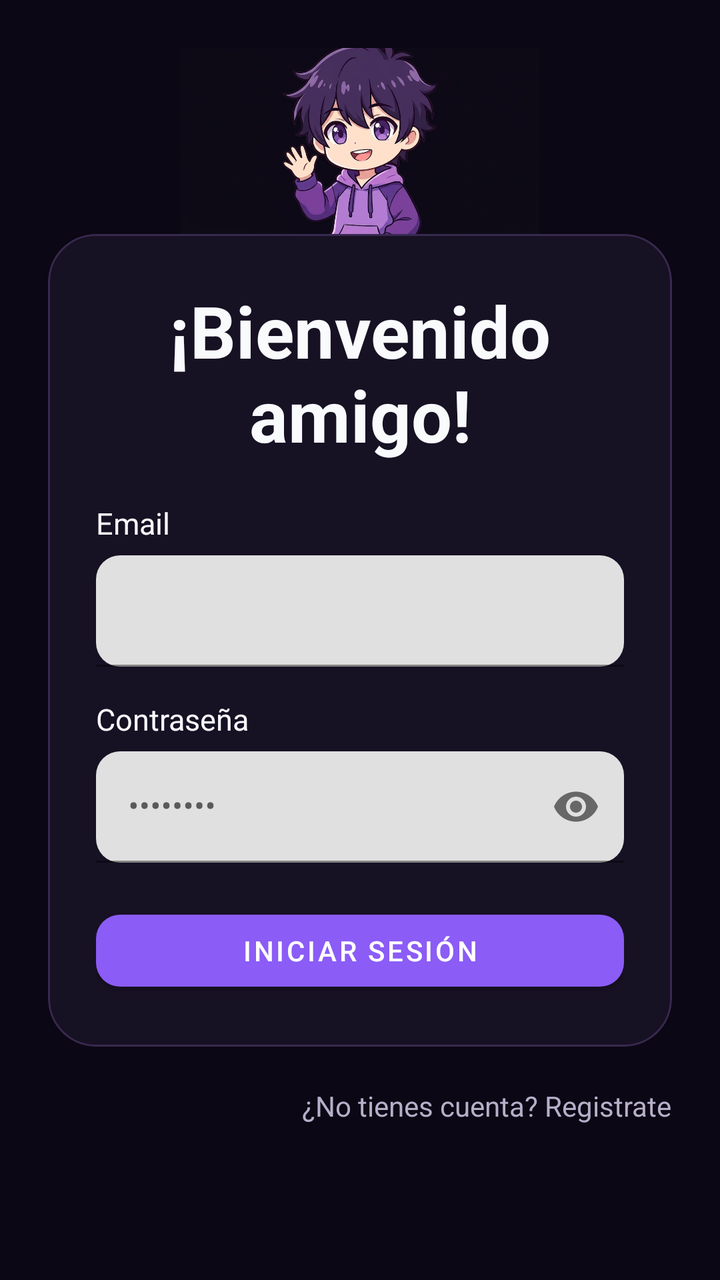
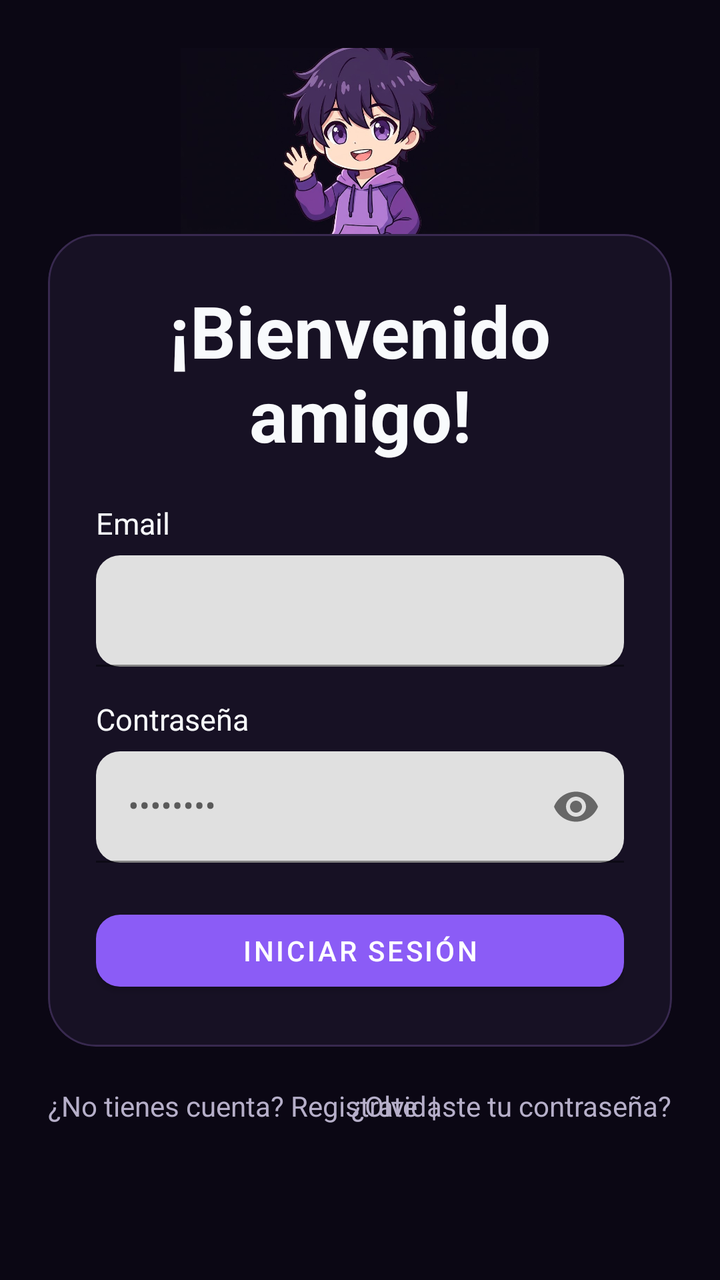

Two renders of the same Android screen: before a commit and after it. Below are the layout's source before the change and the commit's diff.
<!-- AndroidManifest.xml: application theme Theme.Mankuro -->
<!-- res/layout/activity_log_in.xml -->
<?xml version="1.0" encoding="utf-8"?>
<androidx.constraintlayout.widget.ConstraintLayout xmlns:android="http://schemas.android.com/apk/res/android"
    xmlns:app="http://schemas.android.com/apk/res-auto"
    android:id="@+id/main"
    android:layout_width="match_parent"
    android:layout_height="match_parent"
    android:background="@color/background"
    android:padding="24dp">

    <ImageView
        android:layout_width="200dp"
        android:layout_height="100dp"
        android:src="@drawable/img_1"
        app:layout_constraintBottom_toTopOf="@id/cardLogin"
        app:layout_constraintEnd_toEndOf="@id/cardLogin"
        app:layout_constraintStart_toStartOf="@id/cardLogin" />

    <com.google.android.material.card.MaterialCardView
        android:id="@+id/cardLogin"
        android:layout_width="0dp"
        android:layout_height="wrap_content"
        app:cardBackgroundColor="@color/surface"
        app:cardCornerRadius="24dp"
        app:cardElevation="0dp"
        app:strokeColor="@color/mankuro_border"
        app:strokeWidth="1dp"
        app:layout_constraintBottom_toBottomOf="parent"
        app:layout_constraintEnd_toEndOf="parent"
        app:layout_constraintStart_toStartOf="parent"
        app:layout_constraintTop_toTopOf="parent">

        <LinearLayout
            android:layout_width="match_parent"
            android:layout_height="wrap_content"
            android:orientation="vertical"
            android:padding="24dp">

            <TextView
                android:layout_width="wrap_content"
                android:layout_height="wrap_content"
                android:text="¡Bienvenido amigo!"
                android:textAlignment="center"
                android:textColor="@color/on_surface"
                android:textSize="36sp"
                android:textStyle="bold" />

            <TextView
                android:id="@+id/textEmail"
                android:layout_width="wrap_content"
                android:layout_height="wrap_content"
                android:layout_marginTop="20dp"
                android:text="Email"
                android:textColor="@color/on_surface"
                android:textSize="15sp" />

            <com.google.android.material.textfield.TextInputLayout
                android:id="@+id/tilEmail"
                android:layout_width="match_parent"
                android:layout_height="wrap_content"
                android:layout_marginTop="6dp"
                app:boxCornerRadiusBottomEnd="12dp"
                app:boxCornerRadiusBottomStart="12dp"
                app:boxCornerRadiusTopEnd="12dp"
                app:boxCornerRadiusTopStart="12dp"
                app:boxStrokeColor="@color/primary">

                <com.google.android.material.textfield.TextInputEditText
                    android:id="@+id/etEmail"
                    android:layout_width="match_parent"
                    android:layout_height="wrap_content"
                    android:inputType="textEmailAddress"
                    android:textColor="@color/on_surface" />

            </com.google.android.material.textfield.TextInputLayout>

            <TextView
                android:id="@+id/textPassword"
                android:layout_width="wrap_content"
                android:layout_height="wrap_content"
                android:layout_marginTop="16dp"
                android:text="Contraseña"
                android:textColor="@color/on_surface"
                android:textSize="15sp" />

            <com.google.android.material.textfield.TextInputLayout
                android:id="@+id/tilPassword"
                android:layout_width="match_parent"
                android:layout_height="wrap_content"
                android:layout_marginTop="6dp"
                android:hint="••••••••"
                app:boxCornerRadiusBottomEnd="12dp"
                app:boxCornerRadiusBottomStart="12dp"
                app:boxCornerRadiusTopEnd="12dp"
                app:boxCornerRadiusTopStart="12dp"
                app:boxStrokeColor="@color/primary"
                app:endIconMode="password_toggle">

                <com.google.android.material.textfield.TextInputEditText
                    android:id="@+id/etPassword"
                    android:layout_width="match_parent"
                    android:layout_height="wrap_content"
                    android:inputType="textPassword"
                    android:textColor="@color/on_surface" />

            </com.google.android.material.textfield.TextInputLayout>

            <com.google.android.material.button.MaterialButton
                android:id="@+id/btnLogin"
                android:layout_width="match_parent"
                android:layout_height="wrap_content"
                android:layout_marginTop="20dp"
                android:text="Iniciar sesión"
                android:textColor="@color/on_primary"
                app:backgroundTint="@color/primary"
                app:cornerRadius="12dp" />

        </LinearLayout>

    </com.google.android.material.card.MaterialCardView>

    <TextView
        android:layout_width="wrap_content"
        android:layout_height="wrap_content"
        android:layout_marginTop="20dp"
        android:text="¿No tienes cuenta? Registrate"
        android:textColor="@color/mankuro_text_secondary"
        app:layout_constraintEnd_toEndOf="@id/cardLogin"
        app:layout_constraintTop_toBottomOf="@id/cardLogin" />

</androidx.constraintlayout.widget.ConstraintLayout>
<!-- resources referenced by this layout -->
<resources>
  <color name="background">#0B0714</color>
  <color name="mankuro_border">#38294F</color>
  <color name="mankuro_text_secondary">#B6AFC9</color>
  <color name="on_primary">#FFFFFF</color>
  <color name="on_surface">#F8FAFC</color>
  <color name="primary">#8B5CF6</color>
  <color name="surface">#171124</color>
  <!-- drawable img_1: png bitmap (drawable, 356134 bytes) -->
  <style name="Theme.Mankuro" parent="Theme.MaterialComponents.DayNight.NoActionBar" />
</resources>

<!-- the commit's change to res/layout/activity_log_in.xml (unified diff, before → after) -->
@@ -122,9 +122,19 @@
         android:layout_width="wrap_content"
         android:layout_height="wrap_content"
         android:layout_marginTop="20dp"
-        android:text="¿No tienes cuenta? Registrate"
+        android:text="¿Olvidaste tu contraseña?"
         android:textColor="@color/mankuro_text_secondary"
         app:layout_constraintEnd_toEndOf="@id/cardLogin"
+        app:layout_constraintTop_toBottomOf="@id/cardLogin"
+        />
+
+    <TextView
+        android:layout_width="wrap_content"
+        android:layout_height="wrap_content"
+        android:layout_marginTop="20dp"
+        android:text="¿No tienes cuenta? Registrate  |"
+        android:textColor="@color/mankuro_text_secondary"
+        app:layout_constraintStart_toStartOf="@id/cardLogin"
         app:layout_constraintTop_toBottomOf="@id/cardLogin" />
 
 </androidx.constraintlayout.widget.ConstraintLayout>
